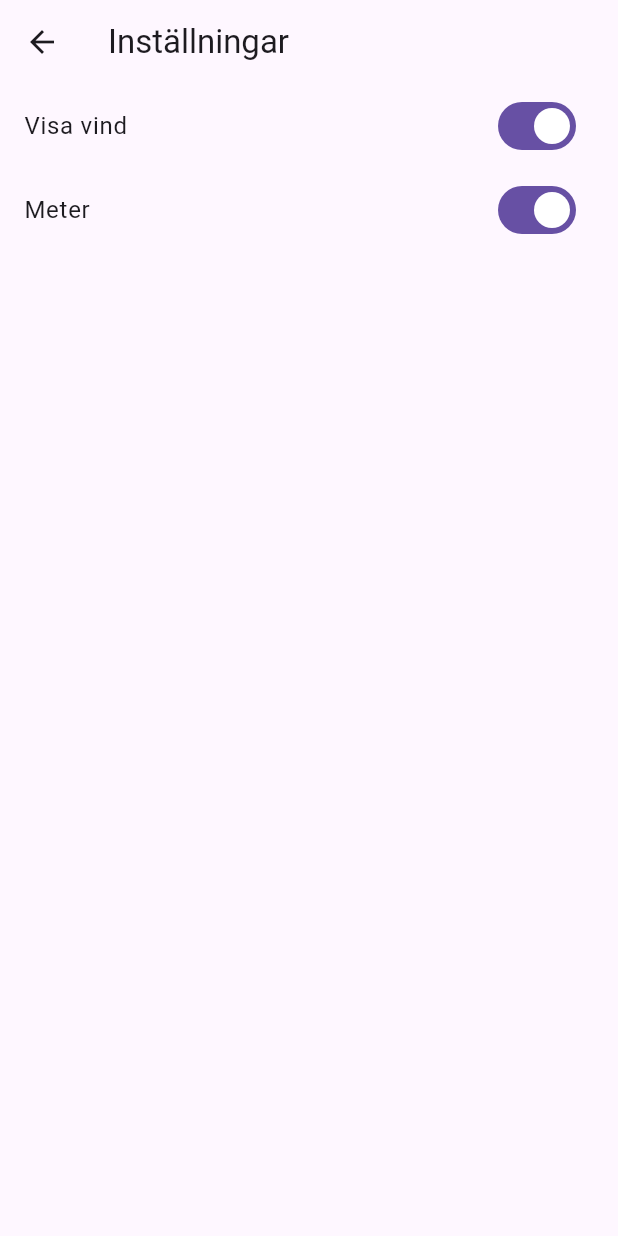
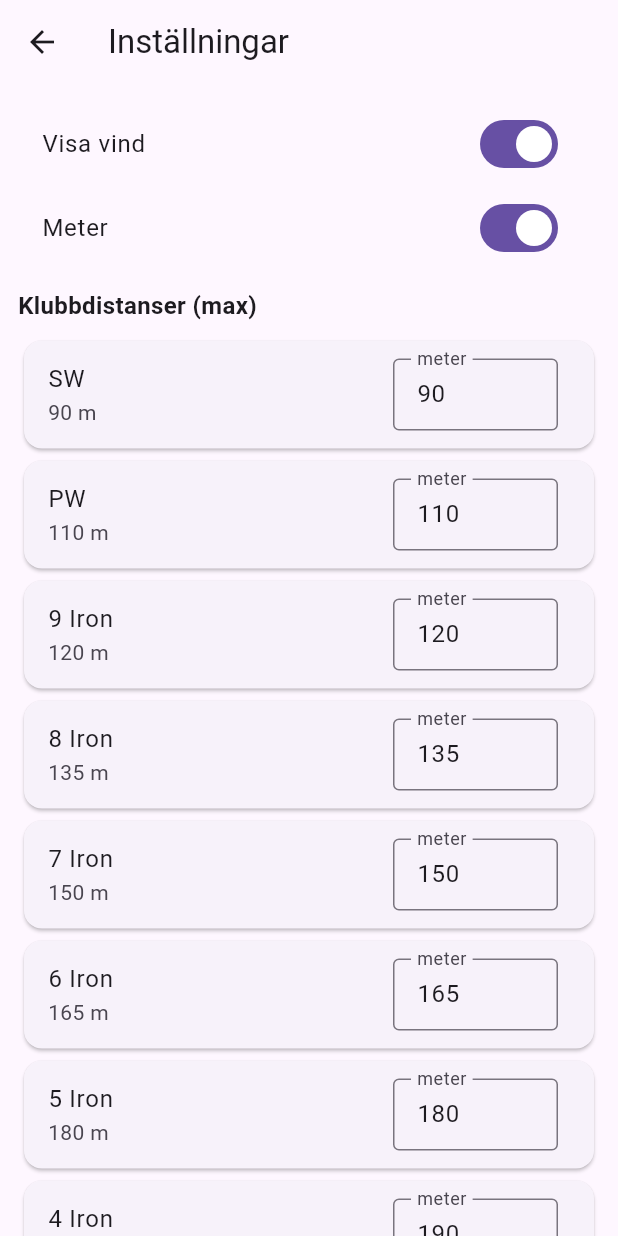
Before and after one commit to sucramdev/mycaddie, a Flutter app: the screen it shows after launch, after a tap on "Inställningar", on a phone screen of 412 x 824 dp. Run offline on Flutter 3.47's test engine with Material 3 defaults, Android fonts, the phone set to English and light mode, and no system bars; our stand-ins replace geolocator, google_maps_flutter.

Commit message:
Settingsscreen kan man nu ändra klubblängden

```diff
--- a/lib/main.dart
+++ b/lib/main.dart
@@ -15,13 +15,20 @@ void main() {
       MultiProvider(
         providers: [
           ChangeNotifierProvider(create: (_) => SessionViewModel()),
-        ChangeNotifierProvider(create: (_) => MapViewModel()),
           ChangeNotifierProvider(create: (_) => WeatherViewModel()),
           ChangeNotifierProvider(create: (_) => SettingsViewModel()),
+
+          ChangeNotifierProxyProvider<SettingsViewModel, MapViewModel>(
+            create: (context) => MapViewModel(context.read<SettingsViewModel>()),
+            update: (context, settings, mapVm) {
+              if (mapVm == null) return MapViewModel(settings);
+              mapVm.updateSettings(settings);
+              return mapVm;
+            },
+          ),
         ],
         child: const MyCaddieApp(),
-    ),
-  );
+      ));
   }
 
 class MyCaddieApp extends StatelessWidget {
--- a/lib/viewmodels/settings_viewmodel.dart
+++ b/lib/viewmodels/settings_viewmodel.dart
@@ -1,8 +1,21 @@
 import 'package:flutter/material.dart';
+import '../models/club.dart';
 
 class SettingsViewModel extends ChangeNotifier {
   bool showWind = true;
   bool useMeters = true;
+
+  List<Club> clubs = [
+    Club("SW", 90),
+    Club("PW", 110),
+    Club("9 Iron", 120),
+    Club("8 Iron", 135),
+    Club("7 Iron", 150),
+    Club("6 Iron", 165),
+    Club("5 Iron", 180),
+    Club("4 Iron", 190),
+    Club("Driver", 220),
+  ];
 
   void toggleWind() {
     showWind = !showWind;
@@ -13,4 +26,14 @@ class SettingsViewModel extends ChangeNotifier {
     useMeters = !useMeters;
     notifyListeners();
   }
+
+  void updateClubDistance(int index, double newDistance) {
+    if (index < 0 || index >= clubs.length) return;
+
+    final club = clubs[index];
+    clubs = List.of(clubs)
+      ..[index] = Club(club.name, newDistance);
+
+    notifyListeners();
+  }
 }
--- a/lib/views/settings_screen.dart
+++ b/lib/views/settings_screen.dart
@@ -11,7 +11,8 @@ class SettingsScreen extends StatelessWidget {
 
     return Scaffold(
       appBar: AppBar(title: const Text("Inställningar")),
-      body: Column(
+      body: ListView(
+        padding: const EdgeInsets.all(12),
         children: [
           SwitchListTile(
             title: const Text("Visa vind"),
@@ -23,6 +24,41 @@ class SettingsScreen extends StatelessWidget {
             value: s.useMeters,
             onChanged: (_) => s.toggleUnits(),
           ),
+
+          const SizedBox(height: 12),
+          const Text(
+            "Klubbdistanser (max)",
+            style: TextStyle(fontSize: 16, fontWeight: FontWeight.bold),
+          ),
+          const SizedBox(height: 8),
+
+          ...List.generate(s.clubs.length, (i) {
+            final club = s.clubs[i];
+            return Card(
+              child: ListTile(
+                title: Text(club.name),
+                subtitle: Text("${club.maxDistance.round()} m"),
+                trailing: SizedBox(
+                  width: 110,
+                  child: TextFormField(
+                    initialValue: club.maxDistance.toStringAsFixed(0),
+                    keyboardType: TextInputType.number,
+                    decoration: const InputDecoration(
+                      labelText: "meter",
+                      isDense: true,
+                      border: OutlineInputBorder(),
+                    ),
+                    onChanged: (value) {
+                      final parsed =
+                      double.tryParse(value.replaceAll(',', '.'));
+                      if (parsed == null) return;
+                      s.updateClubDistance(i, parsed);
+                    },
+                  ),
+                ),
+              ),
+            );
+          }),
         ],
       ),
     );
```
Also changed, not shown: lib/viewmodels/map_viewmodel.dart (+66 -40 lines). Lines whose indentation alone changed are shown as unchanged.
